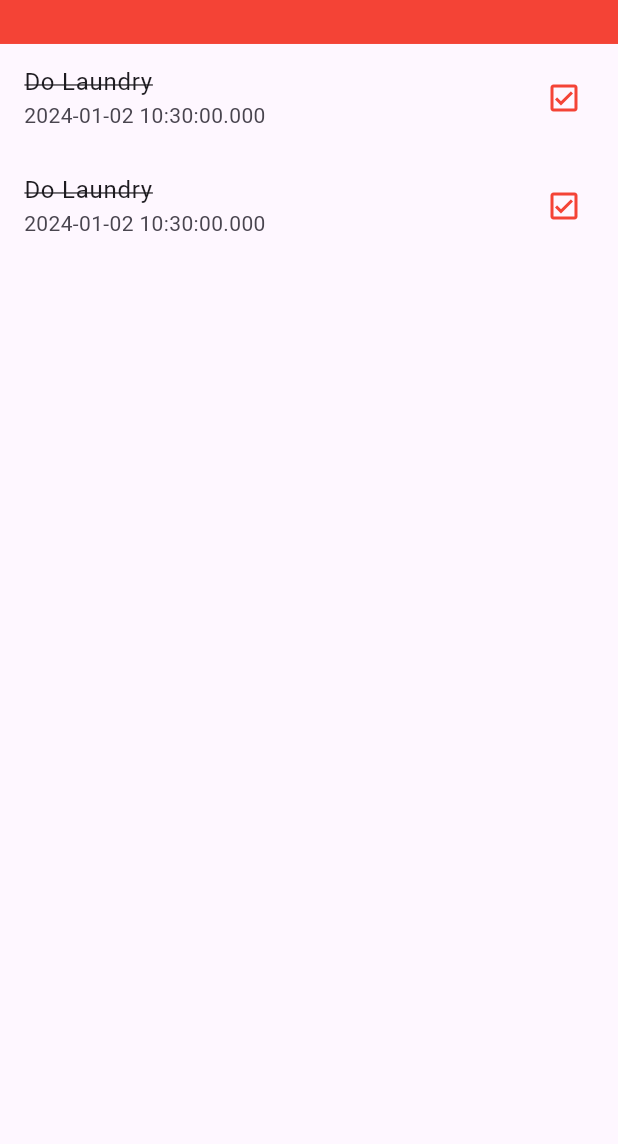
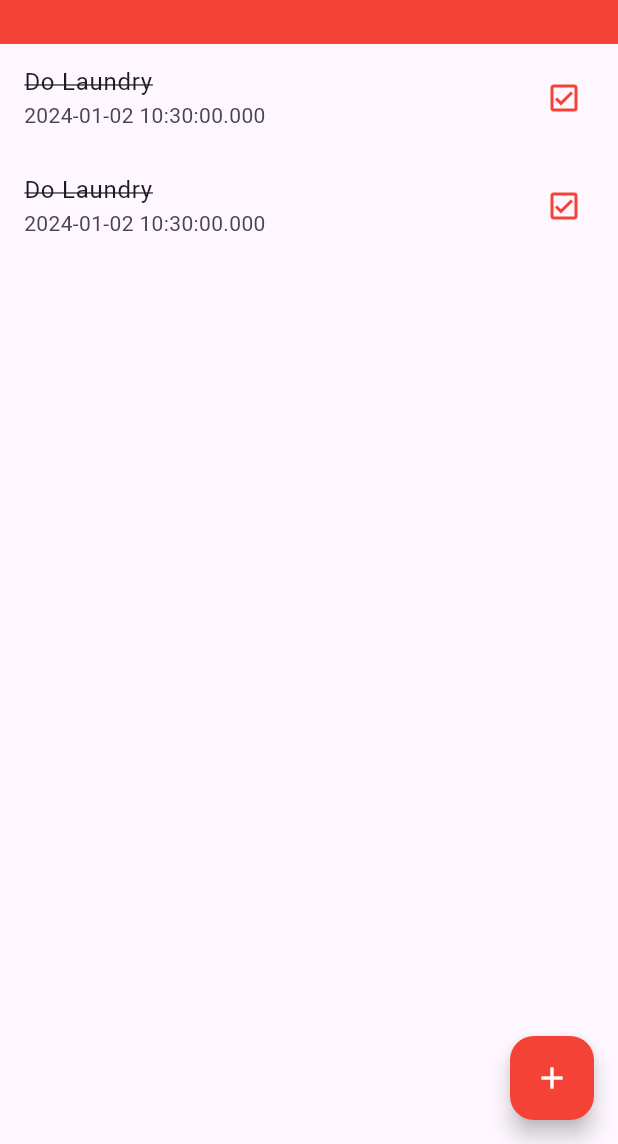
Before and after one commit to IGerardoJR/flutter_taskly, a Flutter app: the screen it shows after launch, on a phone screen of 412 x 824 dp, the part 92-1236 px from its top. Run offline on Flutter 3.47's test engine with Material 3 defaults, Android fonts, the phone set to English and light mode, and no system bars.

Commit message:
floating action button

```diff
--- a/lib/pages/home_page.dart
+++ b/lib/pages/home_page.dart
@@ -28,9 +28,12 @@ class _HomePageState extends State<HomePage> {
               style: TextStyle(fontSize: 25, color: Colors.white),
             ),
           )),
-        body: _taskList());
+      body: _taskList(),
+      floatingActionButton: _addTaskButton(),
+    );
   }
 
+  // Tasks widget
   Widget _taskList() {
     return ListView(
       children: [
@@ -47,4 +50,15 @@ class _HomePageState extends State<HomePage> {
       ],
     );
   }
+
+  Widget _addTaskButton() {
+    return FloatingActionButton(
+      onPressed: () {
+        print("Pressed button!");
+      },
+      backgroundColor: Colors.red,
+      child: const Icon(Icons.add),
+      foregroundColor: Colors.white,
+    );
   }
+}
```
Lines whose indentation alone changed are shown as unchanged.
